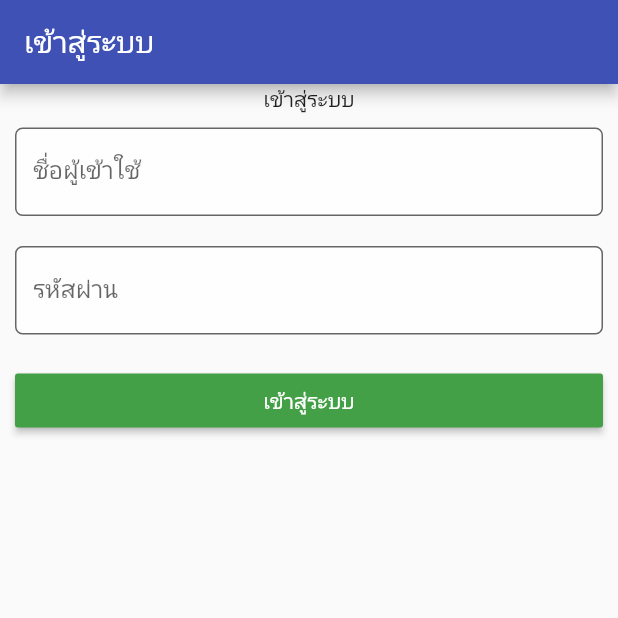
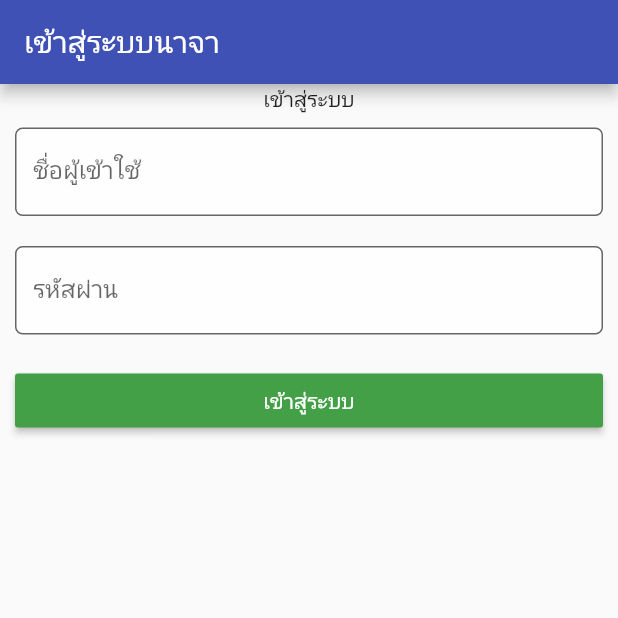
Before and after one commit to Exabby/savingKpt, a Flutter app: the screen it shows after launch, on a phone screen of 412 x 824 dp, the top half of it. Run offline on Flutter 3.47's test engine with Material 2 defaults, Android fonts, the light colour scheme and no system bars; our stand-ins replace form_field_validator.

Commit message:
Update login.dart

```diff
--- a/lib/screen/login.dart
+++ b/lib/screen/login.dart
@@ -15,7 +15,7 @@ class Loginkpts extends StatelessWidget {
   Widget build(BuildContext context) {
     return Scaffold(
       appBar: AppBar(
-        title: Text("เข้าสู่ระบบ"),
+        title: Text("เข้าสู่ระบบนาจา"),
       ),
       body: Form(
         child: Column(
```
